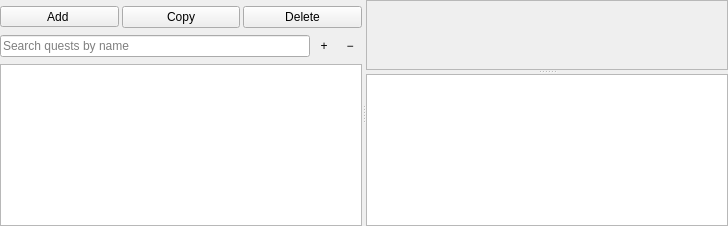
This is src/ui/designer/quest_outline.ui in ThePi1/SPT-Trader-Builder as Qt 5 draws it before an edit. The edited form follows.
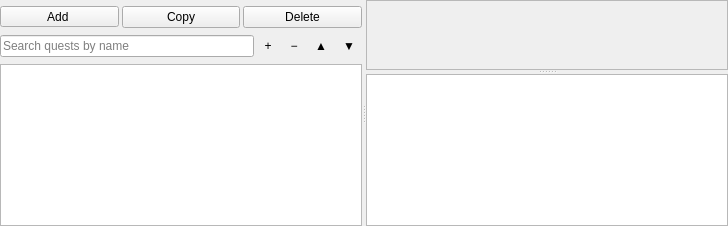
This is the edited form.

Commit message:
Quests tab: move quests, conditions, subtasks and rewards up and down
- Small up/down buttons beside the search, right-click Move up / down / to top
  / to bottom, and Alt+Up, Alt+Down, Alt+Home, Alt+End.
- Several selected quests move together as a block; a search moves a quest
  past the next shown quest and the hidden ones stay put.
- A reorder counts as a change: the file is marked edited, the step is
  undoable and the file is saved in the new order (a dict's key order is now
  compared, not just its content). A condition's own "Order" is left alone.

The edit to the form file:
```diff
--- a/src/ui/designer/quest_outline.ui
+++ b/src/ui/designer/quest_outline.ui
@@ -83,7 +83,7 @@
         </layout>
        </item>
        <item>
-        <layout class="QHBoxLayout" name="searchRow" stretch="1,0,0">
+        <layout class="QHBoxLayout" name="searchRow" stretch="1,0,0,0,0">
          <property name="spacing">
           <number>2</number>
          </property>
@@ -135,6 +135,44 @@
            </property>
           </widget>
          </item>
+         <item>
+          <widget class="QToolButton" name="moveUpButton">
+           <property name="minimumSize">
+            <size>
+             <width>24</width>
+             <height>24</height>
+            </size>
+           </property>
+           <property name="toolTip">
+            <string>Move up (Alt+Up)</string>
+           </property>
+           <property name="text">
+            <string>▲</string>
+           </property>
+           <property name="autoRaise">
+            <bool>true</bool>
+           </property>
+          </widget>
+         </item>
+         <item>
+          <widget class="QToolButton" name="moveDownButton">
+           <property name="minimumSize">
+            <size>
+             <width>24</width>
+             <height>24</height>
+            </size>
+           </property>
+           <property name="toolTip">
+            <string>Move down (Alt+Down)</string>
+           </property>
+           <property name="text">
+            <string>▼</string>
+           </property>
+           <property name="autoRaise">
+            <bool>true</bool>
+           </property>
+          </widget>
+         </item>
         </layout>
        </item>
        <item>
```
The commit also changes 7 other files.
